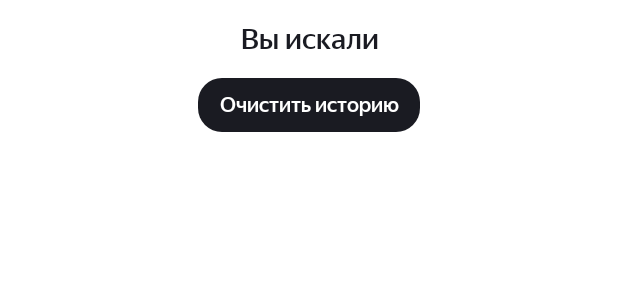
After one commit to DanMikheenko/PlaylistMaker, an Android app: the layout activity_search_history.xml on its own in the app's theme, with its tools: preview values and no code run, on a phone screen of 412 x 824 dp. The commit adds this screen. Shown: the top 300 px of the screen. Run offline under Robolectric (Android 15) with nearby library versions, the phone set to English and light mode, and no system bars.

Commit message:
search history activity has been added

```diff
--- a/app/src/main/AndroidManifest.xml
+++ b/app/src/main/AndroidManifest.xml
@@ -13,6 +13,9 @@
         android:roundIcon="@mipmap/ic_launcher_round"
         android:supportsRtl="true"
         tools:targetApi="31">
+        <activity
+            android:name=".search_history"
+            android:exported="false" />
         <activity
             android:name=".connection_error_plchldr"
             android:exported="false" />
--- /dev/null
+++ b/app/src/main/java/com/practicum/playlistmaker/search_history.kt
@@ -0,0 +1,10 @@
+package com.practicum.playlistmaker
+
+import android.os.Bundle
+import androidx.appcompat.app.AppCompatActivity
+
+class search_history : AppCompatActivity() {
+    override fun onCreate(savedInstanceState: Bundle?) {
+        super.onCreate(savedInstanceState)
+    }
+}
--- a/app/src/main/res/layout/activity_search.xml
+++ b/app/src/main/res/layout/activity_search.xml
@@ -59,6 +59,12 @@
         android:layout_width="match_parent"
         android:layout_height="match_parent"
         android:visibility="gone" />
+    <include
+        android:id="@+id/search_history_layout"
+        layout="@layout/activity_search_history"
+        android:layout_width="match_parent"
+        android:layout_height="match_parent"
+        android:visibility="gone"/>
 
     <androidx.recyclerview.widget.RecyclerView
         android:id="@+id/recyclerView"
--- /dev/null
+++ b/app/src/main/res/layout/activity_search_history.xml
@@ -0,0 +1,35 @@
+<LinearLayout xmlns:android="http://schemas.android.com/apk/res/android"
+    xmlns:app="http://schemas.android.com/apk/res-auto"
+    android:layout_width="match_parent"
+    android:layout_height="match_parent"
+    android:orientation="vertical"
+    android:theme="@style/SearchHistoryTheme">
+
+    <TextView
+        android:layout_width="wrap_content"
+        android:layout_height="52dp"
+        android:layout_gravity="center_horizontal"
+        android:fontFamily="@font/ys_display_medium"
+        android:gravity="center"
+        android:text="@string/search_history_header"
+        android:textSize="@dimen/connErrFontSize"
+        android:theme="@style/SearchHistoryHeaderTheme"/>
+
+    <androidx.recyclerview.widget.RecyclerView
+        android:id="@+id/searchHistoryRecyclerView"
+        android:layout_width="match_parent"
+        android:layout_height="wrap_content"
+        app:layoutManager="androidx.recyclerview.widget.LinearLayoutManager" />
+
+    <TextView
+        android:id="@+id/updateRequestBtn"
+        android:layout_width="@dimen/clear_history_button_width"
+        android:layout_height="@dimen/clear_history_button_height"
+        android:layout_gravity="center"
+        android:fontFamily="@font/ys_display_medium"
+        android:gravity="center"
+        android:text="@string/clear_history_button_header"
+        android:textSize="@dimen/refresh_button_text_size"
+        android:theme="@style/ButtonTheme" />
+
+</LinearLayout>
--- a/app/src/main/res/values-night/themes.xml
+++ b/app/src/main/res/values-night/themes.xml
@@ -45,5 +45,11 @@
         <item name="android:textColor">@color/icon_color</item>
         <item name="android:background">@drawable/rounded_button_background_dark</item>
     </style>
+    <style name="SearchHistoryTheme">
+        <item name="android:background">@color/black</item>
+    </style>
+    <style name="SearchHistoryHeaderTheme">
+        <item name="android:textColor">@color/white</item>
+    </style>
 
 </resources>
--- a/app/src/main/res/values/dimens.xml
+++ b/app/src/main/res/values/dimens.xml
@@ -8,4 +8,6 @@
     <dimen name="refresh_button_height">36dp</dimen>
     <dimen name="refresh_button_text_size">14sp</dimen>
     <dimen name="connErrFontSize">19sp</dimen>
+    <dimen name="clear_history_button_height">36dp</dimen>
+    <dimen name="clear_history_button_width">148dp</dimen>
 </resources>
--- a/app/src/main/res/values/strings.xml
+++ b/app/src/main/res/values/strings.xml
@@ -18,4 +18,6 @@
     <string name="connectionError">Проблемы со связью</string>
     <string name="checkConnection">Загрузка не удалась. Проверьте подключение к интеренету</string>
     <string name="refresh">Обновить</string>
+    <string name="search_history_header">Вы искали</string>
+    <string name="clear_history_button_header">Очистить историю</string>
 </resources>
--- a/app/src/main/res/values/themes.xml
+++ b/app/src/main/res/values/themes.xml
@@ -39,6 +39,13 @@
         <item name="android:textColor">@color/white</item>
         <item name="android:background">@drawable/rounded_button_background_light</item>
     </style>
+    <style name="SearchHistoryTheme">
+        <item name="android:background">@color/white</item>
+    </style>
+    <style name="SearchHistoryHeaderTheme">
+        <item name="android:textColor">@color/icon_color</item>
+    </style>
+
 
 
 </resources>
```
